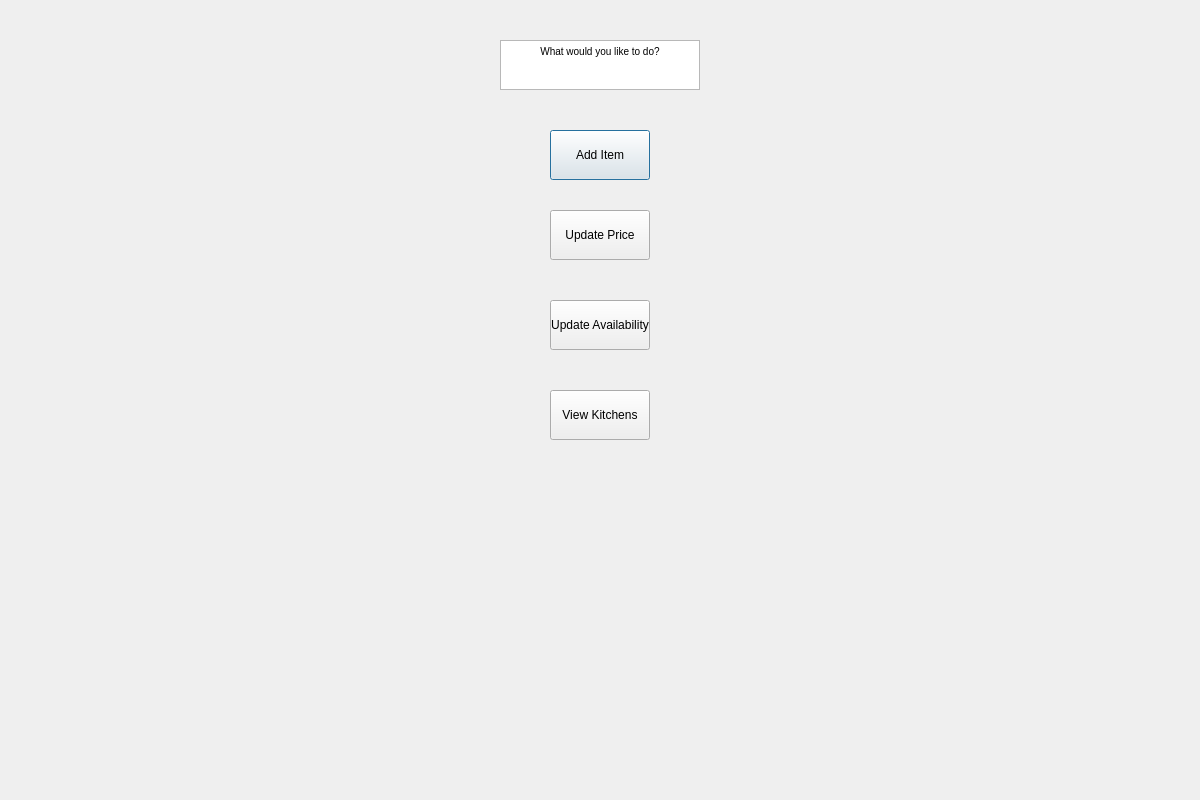
First picture: the form in Frontend/KitchenMenu.ui, repository YY0NII/DeskFood, before the edit.
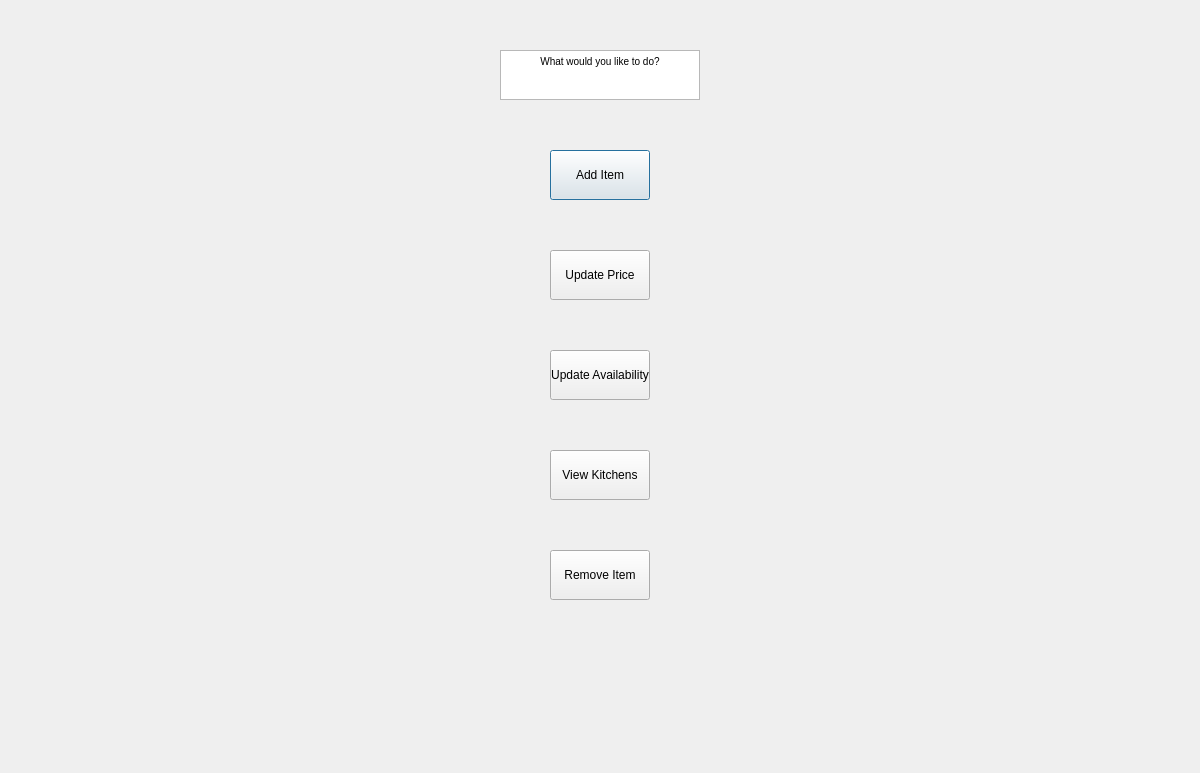
Second picture: the form after the edit.

```diff
--- a/Frontend/KitchenMenu.ui
+++ b/Frontend/KitchenMenu.ui
@@ -7,7 +7,7 @@
     <x>0</x>
     <y>0</y>
     <width>1200</width>
-    <height>800</height>
+    <height>773</height>
    </rect>
   </property>
   <property name="windowTitle">
@@ -26,7 +26,7 @@
     <property name="geometry">
      <rect>
       <x>500</x>
-      <y>40</y>
+      <y>50</y>
       <width>200</width>
       <height>50</height>
      </rect>
@@ -35,15 +35,15 @@
      <string>&lt;!DOCTYPE HTML PUBLIC &quot;-//W3C//DTD HTML 4.0//EN&quot; &quot;http://www.w3.org/TR/REC-html40/strict.dtd&quot;&gt;
 &lt;html&gt;&lt;head&gt;&lt;meta name=&quot;qrichtext&quot; content=&quot;1&quot; /&gt;&lt;style type=&quot;text/css&quot;&gt;
 p, li { white-space: pre-wrap; }
-&lt;/style&gt;&lt;/head&gt;&lt;body style=&quot; font-family:'MS Shell Dlg 2'; font-size:8.25pt; font-weight:400; font-style:normal;&quot;&gt;
-&lt;p align=&quot;center&quot; style=&quot; margin-top:0px; margin-bottom:0px; margin-left:0px; margin-right:0px; -qt-block-indent:0; text-indent:0px;&quot;&gt;&lt;span style=&quot; font-size:7.8pt;&quot;&gt;What would you like to do?&lt;/span&gt;&lt;/p&gt;&lt;/body&gt;&lt;/html&gt;</string>
+&lt;/style&gt;&lt;/head&gt;&lt;body style=&quot; font-family:'.AppleSystemUIFont'; font-size:13pt; font-weight:400; font-style:normal;&quot;&gt;
+&lt;p align=&quot;center&quot; style=&quot; margin-top:0px; margin-bottom:0px; margin-left:0px; margin-right:0px; -qt-block-indent:0; text-indent:0px;&quot;&gt;&lt;span style=&quot; font-family:'MS Shell Dlg 2'; font-size:7.8pt;&quot;&gt;What would you like to do?&lt;/span&gt;&lt;/p&gt;&lt;/body&gt;&lt;/html&gt;</string>
     </property>
    </widget>
    <widget class="QPushButton" name="AddItemBTN">
     <property name="geometry">
      <rect>
       <x>550</x>
-      <y>130</y>
+      <y>150</y>
       <width>100</width>
       <height>50</height>
      </rect>
@@ -52,24 +52,24 @@
      <string>Add Item</string>
     </property>
    </widget>
-   <widget class="QPushButton" name="viewKitchensBTN">
+   <widget class="QPushButton" name="RemoveItemBTN">
     <property name="geometry">
      <rect>
       <x>550</x>
-      <y>390</y>
+      <y>550</y>
       <width>100</width>
       <height>50</height>
      </rect>
     </property>
     <property name="text">
-     <string>View Kitchens</string>
+     <string>Remove Item</string>
     </property>
    </widget>
    <widget class="QPushButton" name="updateAvailabilityBTN">
     <property name="geometry">
      <rect>
       <x>550</x>
-      <y>300</y>
+      <y>350</y>
       <width>100</width>
       <height>50</height>
      </rect>
@@ -82,7 +82,7 @@
     <property name="geometry">
      <rect>
       <x>550</x>
-      <y>210</y>
+      <y>250</y>
       <width>100</width>
       <height>50</height>
      </rect>
@@ -91,6 +91,19 @@
      <string>Update Price</string>
     </property>
    </widget>
+   <widget class="QPushButton" name="viewKitchensBTN">
+    <property name="geometry">
+     <rect>
+      <x>550</x>
+      <y>450</y>
+      <width>100</width>
+      <height>50</height>
+     </rect>
+    </property>
+    <property name="text">
+     <string>View Kitchens</string>
+    </property>
+   </widget>
   </widget>
  </widget>
  <resources/>
```
